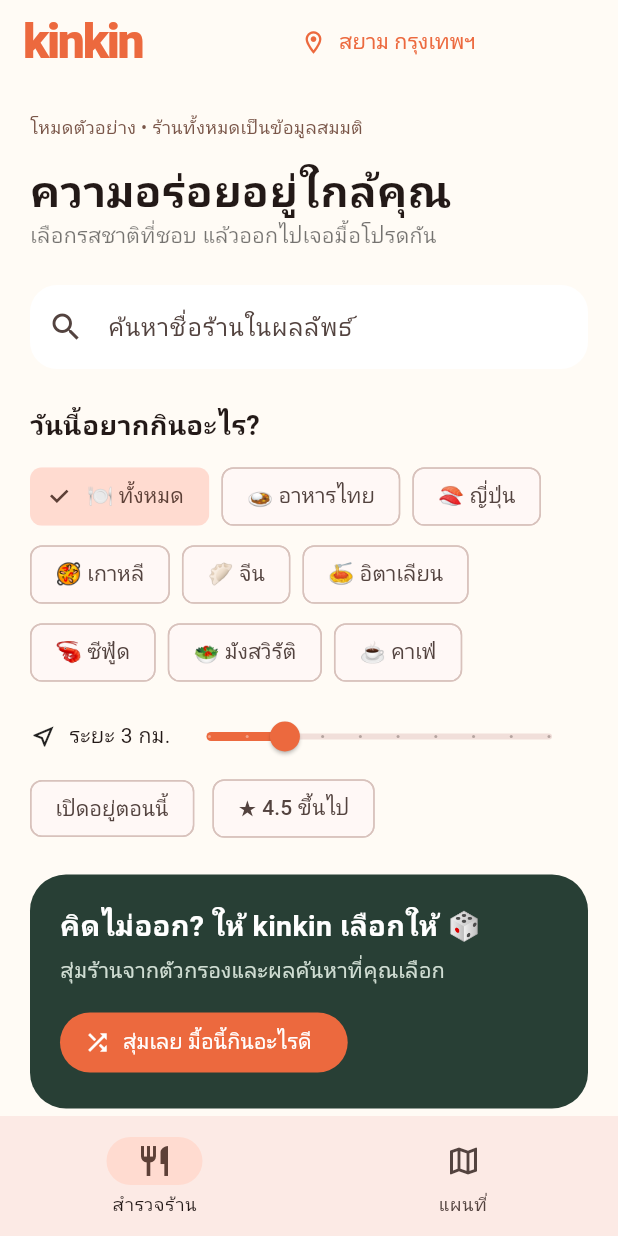
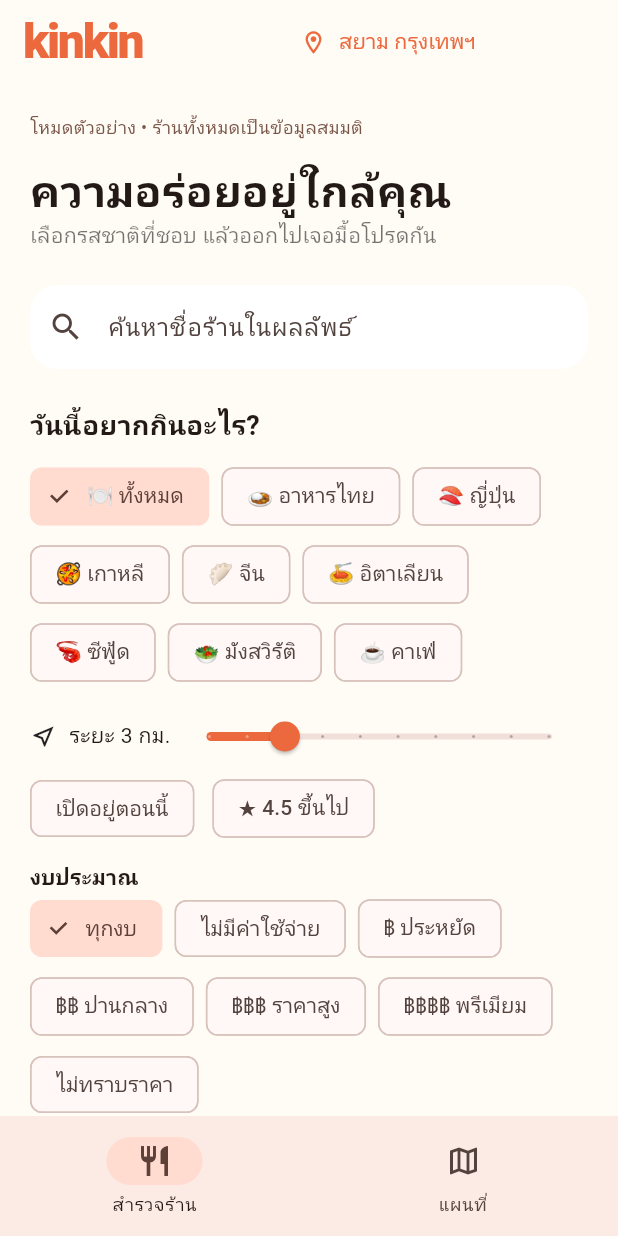
Before and after one commit to yoyoxlr00/kinkin-app, a Flutter app: the screen it shows after launch, on a phone screen of 412 x 824 dp. Run offline on Flutter 3.47's test engine with Material 3 defaults, Android fonts, the phone set to English and light mode, and no system bars; our stand-ins replace geolocator, google_maps_flutter.

Commit message:
Add restaurant details and budget filters

```diff
--- a/lib/main.dart
+++ b/lib/main.dart
@@ -7,6 +7,7 @@ import 'models.dart';
 import 'restaurant_service.dart';
 import 'location_picker.dart';
 import 'restaurant_photo.dart';
+import 'restaurant_details.dart';
 
 const orange = Color(0xFFEC693E);
 void main() => runApp(const KinkinApp());
@@ -48,6 +49,7 @@ class _DiscoverPageState extends State<DiscoverPage> {
   double lat = 13.7465, lng = 100.5345, radius = 3, rating = 0;
   bool openOnly = false, loading = true, locating = false;
   String? error, previousId;
+  String? budget;
   String query = '';
   String locationName = 'สยาม กรุงเทพฯ';
   int tab = 0, requestId = 0;
@@ -58,7 +60,7 @@ class _DiscoverPageState extends State<DiscoverPage> {
           lng: lng,
           radiusKm: radius,
           openOnly: openOnly,
-          minimumRating: rating)
+          minimumRating: rating, priceLevel: budget)
       .where((r) => r.name.toLowerCase().contains(query.toLowerCase()))
       .toList();
 
@@ -254,7 +256,9 @@ class _DiscoverPageState extends State<DiscoverPage> {
         shape: RoundedRectangleBorder(
             borderRadius: BorderRadius.circular(22),
             side: const BorderSide(color: Color(0xFFF0E8DE))),
-        child: Padding(
+        child: InkWell(onTap: () => Navigator.push(context, MaterialPageRoute(
+            builder: (_) => RestaurantDetailsPage(restaurant: r, onDirections: directions))),
+          borderRadius: BorderRadius.circular(22), child: Padding(
             padding: const EdgeInsets.all(16),
             child: Row(children: [
               RestaurantPhoto(restaurant: r, emoji: cuisine?.emoji ?? '🍽️'),
@@ -266,6 +270,7 @@ class _DiscoverPageState extends State<DiscoverPage> {
                     Text(r.name,
                         style: const TextStyle(
                             fontSize: 17, fontWeight: FontWeight.w700)),
+                    Text(r.priceLabel, style: const TextStyle(color: Colors.brown, fontSize: 12)),
                     Text(r.address,
                         maxLines: 2,
                         overflow: TextOverflow.ellipsis,
@@ -291,7 +296,7 @@ class _DiscoverPageState extends State<DiscoverPage> {
                   tooltip: 'เส้นทางไปร้าน',
                   onPressed: () => directions(r),
                   icon: const Icon(Icons.north_east, color: orange)),
-            ])));
+            ]))));
   }
 
   Widget filters() =>
@@ -356,6 +361,17 @@ class _DiscoverPageState extends State<DiscoverPage> {
                   selected: rating > 0,
                   onSelected: (v) => setState(() => rating = v ? 4.5 : 0)),
             ]),
+        const SizedBox(height: 12),
+        const Text('งบประมาณ', style: TextStyle(fontWeight: FontWeight.bold)),
+        Wrap(spacing: 8, runSpacing: 4, children: [
+          ChoiceChip(label: const Text('ทุกงบ'), selected: budget == null,
+            onSelected: (_) => setState(() => budget = null)),
+          for (final entry in priceLabels.entries) ChoiceChip(label: Text(entry.value), selected: budget == entry.key,
+            onSelected: (_) => setState(() => budget = budget == entry.key ? null : entry.key)),
+          ChoiceChip(label: const Text('ไม่ทราบราคา'), selected: budget == 'unknown',
+            onSelected: (_) => setState(() => budget = budget == 'unknown' ? null : 'unknown')),
+        ]),
+        const Text('ระดับราคาจาก Google • ไม่ใช่ราคาต่อคน', style: TextStyle(fontSize: 12, color: Colors.black54)),
         const SizedBox(height: 20),
       ]);
 
--- a/lib/models.dart
+++ b/lib/models.dart
@@ -25,7 +25,14 @@ class Restaurant {
       this.rating,
       this.open,
       this.photo,
+      this.priceLevel,
+      this.phone,
+      this.website,
+      this.hours = const [],
       this.mapsUrl});
+  final String? priceLevel, phone, website;
+  final List<String> hours;
+  String get priceLabel => priceLabels[priceLevel] ?? 'ไม่ทราบราคา';
   final PlacePhoto? photo;
   final String id, name, address;
   final double lat, lng;
@@ -44,6 +51,11 @@ class Restaurant {
         rating: (json['rating'] as num?)?.toDouble(),
         open: json['currentOpeningHours']?['openNow'] as bool?,
         mapsUrl: json['googleMapsUri'] as String?,
+        priceLevel: json['priceLevel'] as String?,
+        phone: json['nationalPhoneNumber'] as String?,
+        website: json['websiteUri'] as String?,
+        hours: List<String>.from(
+            json['regularOpeningHours']?['weekdayDescriptions'] ?? []),
         photo: (json['photos'] as List?)?.isNotEmpty == true
             ? PlacePhoto.fromJson(json['photos'][0] as Map<String, dynamic>)
             : null,
@@ -88,9 +100,14 @@ List<Restaurant> filterRestaurants(
   required double radiusKm,
   required bool openOnly,
   required double minimumRating,
+  String? priceLevel,
 }) =>
     restaurants
         .where((r) =>
+            (priceLevel == null ||
+                (priceLevel == 'unknown'
+                    ? !priceLabels.containsKey(r.priceLevel)
+                    : r.priceLevel == priceLevel)) &&
             (cuisines.isEmpty ||
                 cuisines.any((c) => r.types.contains(c.placeType))) &&
             (!openOnly || r.open == true) &&
@@ -109,3 +126,11 @@ Restaurant? pickRestaurant(List<Restaurant> candidates, Random random,
       : candidates;
   return pool[random.nextInt(pool.length)];
 }
+
+const priceLabels = <String, String>{
+  'PRICE_LEVEL_FREE': 'ไม่มีค่าใช้จ่าย',
+  'PRICE_LEVEL_INEXPENSIVE': '฿ ประหยัด',
+  'PRICE_LEVEL_MODERATE': '฿฿ ปานกลาง',
+  'PRICE_LEVEL_EXPENSIVE': '฿฿฿ ราคาสูง',
+  'PRICE_LEVEL_VERY_EXPENSIVE': '฿฿฿฿ พรีเมียม',
+};
--- a/lib/restaurant_service.dart
+++ b/lib/restaurant_service.dart
@@ -7,6 +7,19 @@ const apiBaseUrl = String.fromEnvironment('API_BASE_URL');
 const mapsEnabled = bool.fromEnvironment('MAPS_ENABLED', defaultValue: false);
 
 class RestaurantService {
+  Future<Restaurant> details(Restaurant restaurant) async {
+    if (demoMode) return restaurant;
+    if (apiBaseUrl.isEmpty)
+      throw Exception('ยังไม่ได้เชื่อมต่อบริการร้านอาหาร');
+    final response = await http
+        .get(Uri.parse('$apiBaseUrl/restaurant')
+            .replace(queryParameters: {'id': restaurant.id}))
+        .timeout(const Duration(seconds: 20));
+    if (response.statusCode != 200) throw Exception('โหลดรายละเอียดไม่สำเร็จ');
+    return Restaurant.fromJson(
+        jsonDecode(response.body) as Map<String, dynamic>);
+  }
+
   Future<List<Restaurant>> search(
       double lat, double lng, double radiusKm, Set<Cuisine> cuisines) async {
     if (demoMode) return demoRestaurants;
@@ -115,5 +128,13 @@ final demoRestaurants = <Restaurant>[
         lng: entry.$5,
         types: [entry.$3.placeType],
         rating: entry.$6,
+        priceLevel: entry.$3 == Cuisine.cafe
+            ? null
+            : entry.$3 == Cuisine.italian
+                ? 'PRICE_LEVEL_EXPENSIVE'
+                : entry.$3 == Cuisine.thai
+                    ? 'PRICE_LEVEL_INEXPENSIVE'
+                    : 'PRICE_LEVEL_MODERATE',
+        hours: const ['จันทร์–อาทิตย์: 10:00–21:00 (ข้อมูลสมมติ)'],
         open: entry.$7),
 ];
```
Also changed, not shown: lib/restaurant_details.dart (added, +199 -0 lines), 1 other file.
